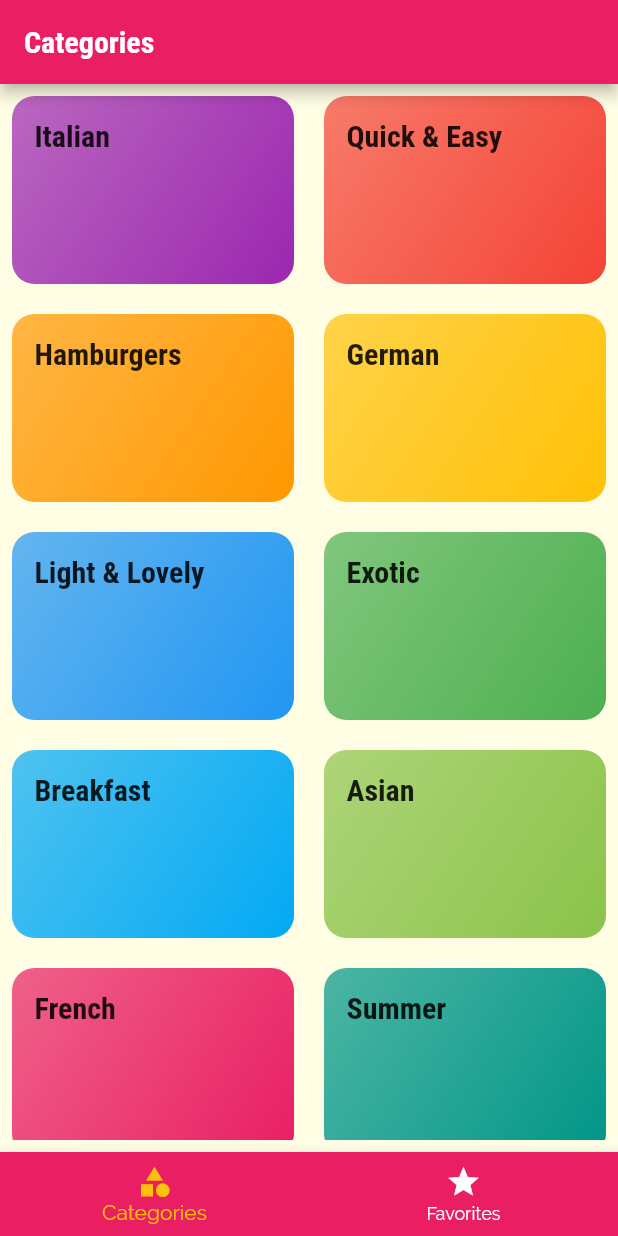
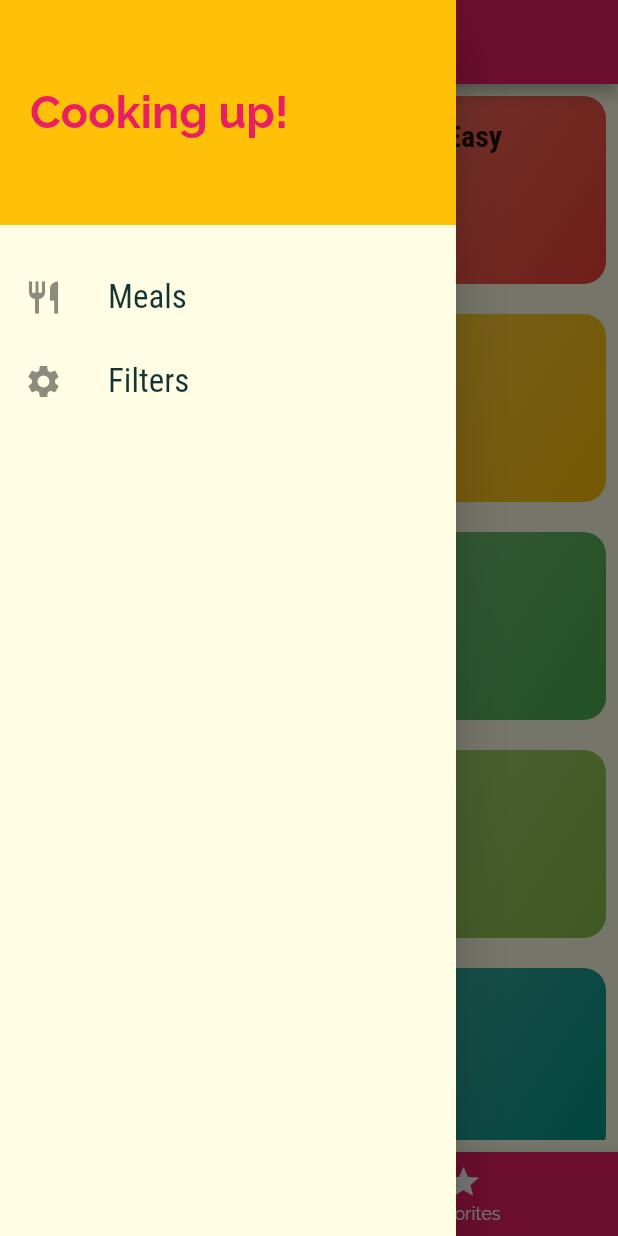
Before and after one commit to Shashank0271/Meals-App, a Flutter app: the screen it shows after launch, with the side drawer open (before the commit the screen has no drawer), on a phone screen of 412 x 824 dp. Run offline on Flutter 3.47's test engine with Material 2 defaults, Android fonts, the phone set to English and light mode, and no system bars.

Commit message:
updated files

```diff
--- a/lib/main.dart
+++ b/lib/main.dart
@@ -3,6 +3,7 @@ import 'package:flutter/material.dart';
 import 'package:meals_app/screens/meals_details_screen.dart';
 import 'package:meals_app/screens/tabs_screen.dart';
 import 'screens/category_meals_screen.dart';
+import 'package:meals_app/screens/filters_screen.dart';
 
 void main() {
   runApp(const MyApp());
@@ -32,9 +33,10 @@ class MyApp extends StatelessWidget {
       ),
       //home: const CategoriesScreen(),
       routes: {
-        '/': (context) => TabsScreen(),
+        '/': (context) => const TabsScreen(),
+        FiltersScreen.routeName: (context) => const FiltersScreen(),
         CategoryMealsScreen.routeName: (context) => CategoryMealsScreen(),
-        MealsDetailsScreen.routeName: (context) => MealsDetailsScreen(),
+        MealsDetailsScreen.routeName: (context) => const MealsDetailsScreen(),
       },
     );
   }
--- a/lib/screens/tabs_screen.dart
+++ b/lib/screens/tabs_screen.dart
@@ -1,6 +1,7 @@
 import 'package:flutter/material.dart';
 import 'package:meals_app/screens/favorites_screen.dart';
 import 'categories_screen.dart';
+import 'package:meals_app/widgets/main_drawer.dart';
 
 class TabsScreen extends StatefulWidget {
   const TabsScreen({Key? key}) : super(key: key);
@@ -49,6 +50,7 @@ class _TabsScreenState extends State<TabsScreen> {
           ),
         ],
       ),
+      drawer: const MainDrawer(),
     );
   }
 }
--- /dev/null
+++ b/lib/widgets/main_drawer.dart
@@ -0,0 +1,58 @@
+import 'package:meals_app/screens/filters_screen.dart';
+import 'package:flutter/cupertino.dart';
+import 'package:flutter/material.dart';
+
+class MainDrawer extends StatelessWidget {
+  const MainDrawer({Key? key}) : super(key: key);
+
+  Widget buildListTile(
+      IconData iconData, String titleText, VoidCallback onTapHandler) {
+    return ListTile(
+      leading: Icon(
+        iconData,
+        size: 26,
+      ),
+      title: Text(
+        titleText,
+        style: const TextStyle(
+          fontFamily: 'RobotoCondensed',
+          fontSize: 22,
+          fontWeight: FontWeight.w500,
+        ),
+      ),
+      onTap: onTapHandler,
+    );
+  }
+
+  @override
+  Widget build(BuildContext context) {
+    return Drawer(
+      child: Column(
+        children: [
+          Container(
+            padding: const EdgeInsets.only(left: 20),
+            height: 150,
+            width: double.infinity,
+            color: Theme.of(context).colorScheme.secondary,
+            child: Text(
+              'Cooking up!',
+              style: TextStyle(
+                color: Theme.of(context).colorScheme.primary,
+                fontWeight: FontWeight.bold,
+                fontSize: 30,
+              ),
+            ),
+            alignment: Alignment.centerLeft,
+          ),
+          const SizedBox(height: 20),
+          buildListTile(Icons.restaurant, 'Meals', () {
+            Navigator.of(context).pushReplacementNamed('/');
+          }),
+          buildListTile(Icons.settings, 'Filters', () {
+            Navigator.of(context).pushReplacementNamed(FiltersScreen.routeName);
+          }),
+        ],
+      ),
+    );
+  }
+}
```
Also changed, not shown: lib/screens/category_meals_screen.dart (+31 -17 lines), lib/screens/filters_screen.dart (added, +17 -0 lines), lib/screens/meals_details_screen.dart (+8 -0 lines), lib/widgets/meal_item.dart (+10 -2 lines).
